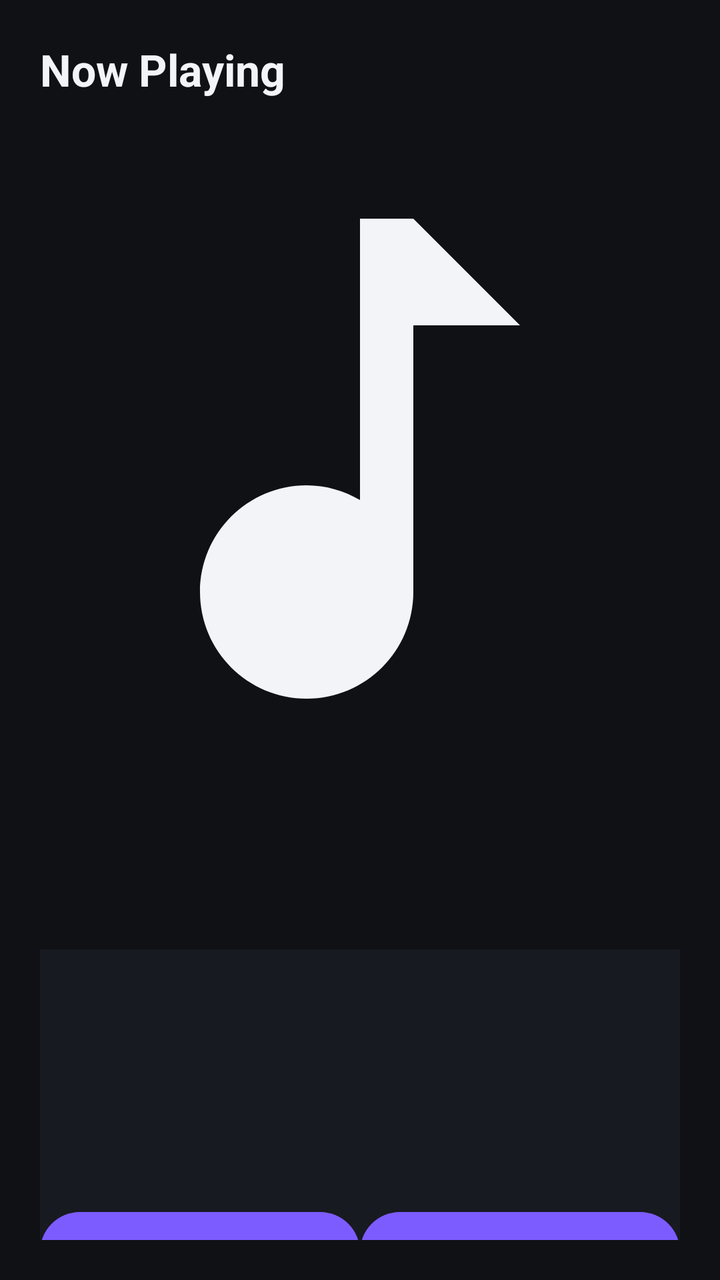
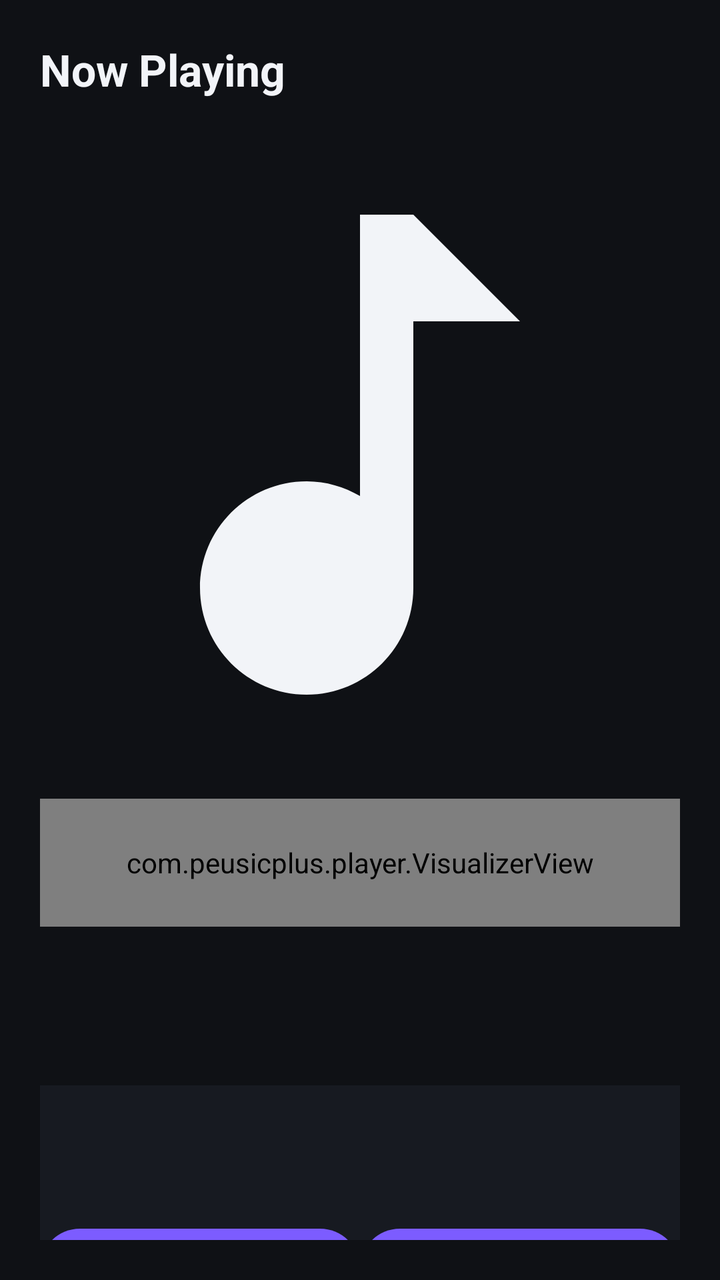

The first picture is an Android layout as it rendered before a commit; the second is the same layout after the commit. The layout source and the unified diff follow.
<!-- AndroidManifest.xml: application theme Theme.PeusicPlus -->
<!-- res/layout/activity_now_playing.xml -->
<?xml version="1.0" encoding="utf-8"?>
<androidx.constraintlayout.widget.ConstraintLayout
    xmlns:android="http://schemas.android.com/apk/res/android"
    xmlns:app="http://schemas.android.com/apk/res-auto"
    android:layout_width="match_parent"
    android:layout_height="match_parent"
    android:background="@color/background"
    android:padding="20dp">

    <TextView
        android:id="@+id/screenTitle"
        android:layout_width="wrap_content"
        android:layout_height="wrap_content"
        android:text="@string/now_playing"
        android:textColor="@color/text_primary"
        android:textSize="22sp"
        android:textStyle="bold"
        app:layout_constraintTop_toTopOf="parent"
        app:layout_constraintStart_toStartOf="parent" />

    <ImageView
        android:id="@+id/nowPlayingArtwork"
        android:layout_width="0dp"
        android:layout_height="0dp"
        android:layout_marginTop="20dp"
        android:scaleType="centerCrop"
        android:contentDescription="@null"
        android:src="@drawable/ic_music_note"
        app:layout_constraintDimensionRatio="1:1"
        app:layout_constraintTop_toBottomOf="@id/screenTitle"
        app:layout_constraintStart_toStartOf="parent"
        app:layout_constraintEnd_toEndOf="parent" />

    <TextView
        android:id="@+id/nowPlayingTitle"
        android:layout_width="0dp"
        android:layout_height="wrap_content"
        android:layout_marginTop="18dp"
        android:textColor="@color/text_primary"
        android:textSize="24sp"
        android:textStyle="bold"
        app:layout_constraintTop_toBottomOf="@id/nowPlayingArtwork"
        app:layout_constraintStart_toStartOf="parent"
        app:layout_constraintEnd_toEndOf="parent" />

    <TextView
        android:id="@+id/nowPlayingArtist"
        android:layout_width="0dp"
        android:layout_height="wrap_content"
        android:textColor="@color/text_secondary"
        app:layout_constraintTop_toBottomOf="@id/nowPlayingTitle"
        app:layout_constraintStart_toStartOf="parent"
        app:layout_constraintEnd_toEndOf="parent" />

    <ScrollView
        android:id="@+id/lyricsScroll"
        android:layout_width="0dp"
        android:layout_height="160dp"
        android:layout_marginTop="16dp"
        android:background="@color/surface"
        android:padding="12dp"
        app:layout_constraintTop_toBottomOf="@id/nowPlayingArtist"
        app:layout_constraintStart_toStartOf="parent"
        app:layout_constraintEnd_toEndOf="parent">

        <TextView
            android:id="@+id/lyricsText"
            android:layout_width="match_parent"
            android:layout_height="wrap_content"
            android:textColor="@color/text_primary"
            android:textSize="16sp" />

    </ScrollView>

    <TextView
        android:id="@+id/codecText"
        android:layout_width="0dp"
        android:layout_height="wrap_content"
        android:layout_marginTop="10dp"
        android:textColor="@color/text_secondary"
        app:layout_constraintTop_toBottomOf="@id/lyricsScroll"
        app:layout_constraintStart_toStartOf="parent"
        app:layout_constraintEnd_toEndOf="parent" />

    <LinearLayout
        android:layout_width="0dp"
        android:layout_height="wrap_content"
        android:layout_marginTop="16dp"
        android:orientation="vertical"
        app:layout_constraintTop_toBottomOf="@id/codecText"
        app:layout_constraintBottom_toBottomOf="parent"
        app:layout_constraintStart_toStartOf="parent"
        app:layout_constraintEnd_toEndOf="parent">

        <LinearLayout
            android:layout_width="match_parent"
            android:layout_height="wrap_content"
            android:orientation="horizontal">

            <Button
                android:id="@+id/editTagsButton"
                android:layout_width="0dp"
                android:layout_height="wrap_content"
                android:layout_weight="1"
                android:text="@string/tag_editor" />

            <Button
                android:id="@+id/editLyricsButton"
                android:layout_width="0dp"
                android:layout_height="wrap_content"
                android:layout_weight="1"
                android:text="@string/lyrics_editor" />

        </LinearLayout>

        <LinearLayout
            android:layout_width="match_parent"
            android:layout_height="wrap_content"
            android:orientation="horizontal">

            <Button
                android:id="@+id/changeArtworkButton"
                android:layout_width="0dp"
                android:layout_height="wrap_content"
                android:layout_weight="1"
                android:text="@string/change_artwork" />

            <Button
                android:id="@+id/codecInfoButton"
                android:layout_width="0dp"
                android:layout_height="wrap_content"
                android:layout_weight="1"
                android:text="@string/audio_format" />

        </LinearLayout>

    </LinearLayout>

</androidx.constraintlayout.widget.ConstraintLayout>
<!-- resources referenced by this layout -->
<resources>
  <color name="background">#0F1115</color>
  <color name="surface">#171A21</color>
  <color name="text_primary">#F2F4F8</color>
  <color name="text_secondary">#9AA3B2</color>
  <!-- drawable ic_music_note (drawable) -->
  <?xml version="1.0" encoding="utf-8"?>
  <vector xmlns:android="http://schemas.android.com/apk/res/android"
      android:width="24dp"
      android:height="24dp"
      android:viewportWidth="24"
      android:viewportHeight="24"
      android:tint="@color/text_primary">
      <path
          android:fillColor="@android:color/white"
          android:pathData="M12,3v10.55c-0.59,-0.34 -1.27,-0.55 -2,-0.55 -2.21,0 -4,1.79 -4,4s1.79,4 4,4 4,-1.79 4,-4V7h4L14,3h-2z" />
  </vector>
  <string name="audio_format">Audio format</string>
  <string name="change_artwork">Change artwork</string>
  <string name="lyrics_editor">Lyrics editor</string>
  <string name="now_playing">Now Playing</string>
  <string name="tag_editor">Tag editor</string>
  <style name="Theme.PeusicPlus" parent="Theme.Material3.Dark.NoActionBar">
          <item name="colorPrimary">@color/accent</item>
          <item name="android:statusBarColor">@color/background</item>
          <item name="android:navigationBarColor">@color/background</item>
          <item name="android:windowBackground">@color/background</item>
      </style>
  <color name="accent">#7C5CFF</color>
</resources>

<!-- the commit's change to res/layout/activity_now_playing.xml (unified diff, before → after) -->
@@ -22,7 +22,7 @@
         android:id="@+id/nowPlayingArtwork"
         android:layout_width="0dp"
         android:layout_height="0dp"
-        android:layout_marginTop="20dp"
+        android:layout_marginTop="18dp"
         android:scaleType="centerCrop"
         android:contentDescription="@null"
         android:src="@drawable/ic_music_note"
@@ -31,15 +31,24 @@
         app:layout_constraintStart_toStartOf="parent"
         app:layout_constraintEnd_toEndOf="parent" />
 
+    <com.peusicplus.player.VisualizerView
+        android:id="@+id/visualizerView"
+        android:layout_width="0dp"
+        android:layout_height="64dp"
+        android:layout_marginTop="12dp"
+        app:layout_constraintTop_toBottomOf="@id/nowPlayingArtwork"
+        app:layout_constraintStart_toStartOf="parent"
+        app:layout_constraintEnd_toEndOf="parent" />
+
     <TextView
         android:id="@+id/nowPlayingTitle"
         android:layout_width="0dp"
         android:layout_height="wrap_content"
-        android:layout_marginTop="18dp"
+        android:layout_marginTop="14dp"
         android:textColor="@color/text_primary"
         android:textSize="24sp"
         android:textStyle="bold"
-        app:layout_constraintTop_toBottomOf="@id/nowPlayingArtwork"
+        app:layout_constraintTop_toBottomOf="@id/visualizerView"
         app:layout_constraintStart_toStartOf="parent"
         app:layout_constraintEnd_toEndOf="parent" />
 
@@ -55,8 +64,8 @@
     <ScrollView
         android:id="@+id/lyricsScroll"
         android:layout_width="0dp"
-        android:layout_height="160dp"
-        android:layout_marginTop="16dp"
+        android:layout_height="140dp"
+        android:layout_marginTop="14dp"
         android:background="@color/surface"
         android:padding="12dp"
         app:layout_constraintTop_toBottomOf="@id/nowPlayingArtist"
@@ -72,22 +81,12 @@
 
     </ScrollView>
 
-    <TextView
-        android:id="@+id/codecText"
-        android:layout_width="0dp"
-        android:layout_height="wrap_content"
-        android:layout_marginTop="10dp"
-        android:textColor="@color/text_secondary"
-        app:layout_constraintTop_toBottomOf="@id/lyricsScroll"
-        app:layout_constraintStart_toStartOf="parent"
-        app:layout_constraintEnd_toEndOf="parent" />
-
     <LinearLayout
         android:layout_width="0dp"
         android:layout_height="wrap_content"
-        android:layout_marginTop="16dp"
+        android:layout_marginTop="14dp"
         android:orientation="vertical"
-        app:layout_constraintTop_toBottomOf="@id/codecText"
+        app:layout_constraintTop_toBottomOf="@id/lyricsScroll"
         app:layout_constraintBottom_toBottomOf="parent"
         app:layout_constraintStart_toStartOf="parent"
         app:layout_constraintEnd_toEndOf="parent">
